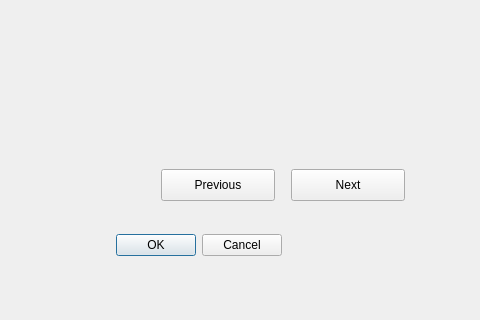
The window that src/computerinputdialog.ui (jmuelbert/jmbde-QT) describes before a commit, drawn with Qt 5; both pictures show x 209 to 689 and y 231 to 551 of the 689 by 551 pixel window.
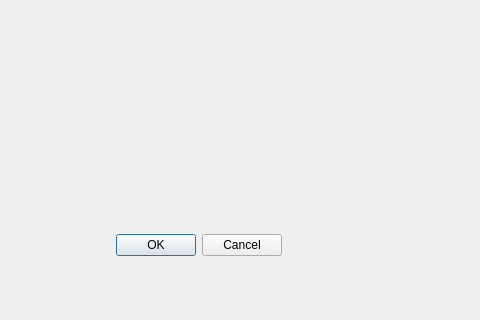
The same window after the commit.

```diff
--- a/src/computerinputdialog.ui
+++ b/src/computerinputdialog.ui
@@ -44,7 +44,7 @@
   </widget>
   <widget class="QLineEdit" name="lineEditComputerName">
    <property name="enabled">
-    <bool>false</bool>
+    <bool>true</bool>
    </property>
    <property name="geometry">
     <rect>
@@ -55,32 +55,6 @@
     </rect>
    </property>
   </widget>
-  <widget class="QPushButton" name="pushButtonNext">
-   <property name="geometry">
-    <rect>
-     <x>500</x>
-     <y>400</y>
-     <width>114</width>
-     <height>32</height>
-    </rect>
-   </property>
-   <property name="text">
-    <string>Next</string>
-   </property>
-  </widget>
-  <widget class="QPushButton" name="pushButtonPrevious">
-   <property name="geometry">
-    <rect>
-     <x>370</x>
-     <y>400</y>
-     <width>114</width>
-     <height>32</height>
-    </rect>
-   </property>
-   <property name="text">
-    <string>Previous</string>
-   </property>
-  </widget>
  </widget>
  <resources/>
  <connections>
```
